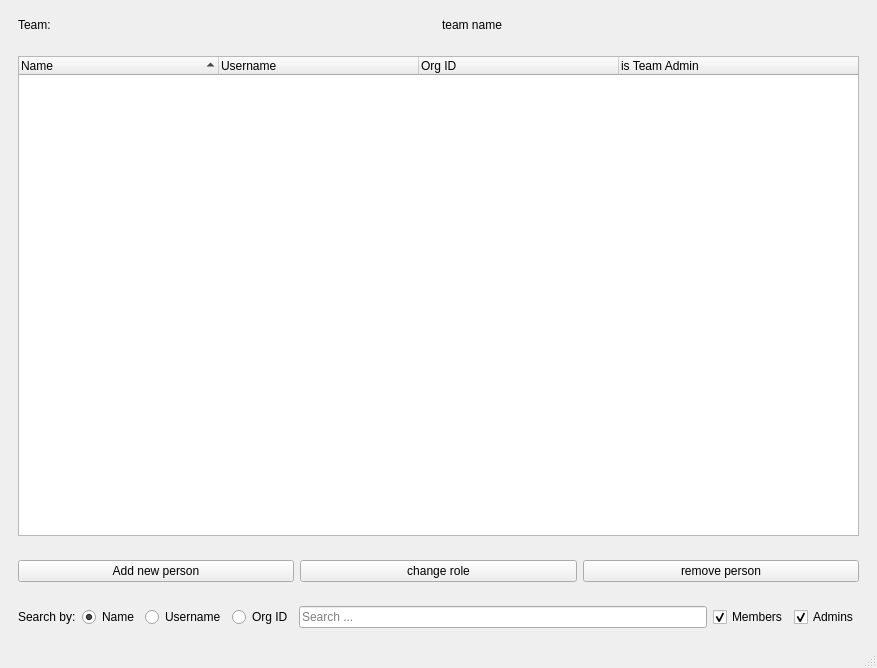
Before: the Qt Designer form ToDoListServer/teamswindow.ui in captain-moji/To_Do_List_Project, drawn with Qt 5.
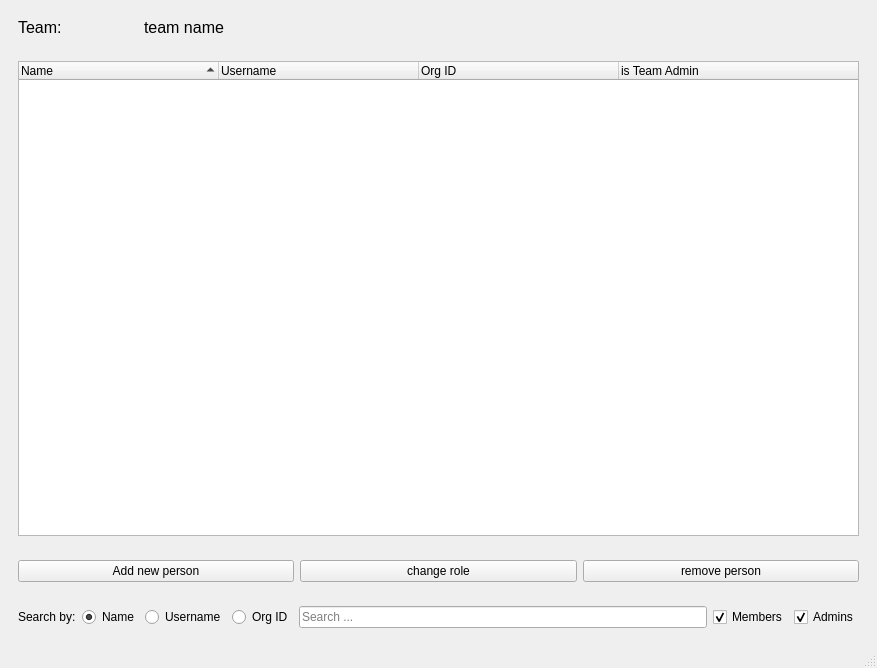
After: the same form once the commit is applied.

Diff of the .ui file:
```diff
--- a/ToDoListServer/teamswindow.ui
+++ b/ToDoListServer/teamswindow.ui
@@ -20,6 +20,17 @@
       <layout class="QHBoxLayout" name="horizontalLayout_3">
        <item>
         <widget class="QLabel" name="teams_team_label">
+         <property name="maximumSize">
+          <size>
+           <width>120</width>
+           <height>16777215</height>
+          </size>
+         </property>
+         <property name="font">
+          <font>
+           <pointsize>12</pointsize>
+          </font>
+         </property>
          <property name="text">
           <string>Team:</string>
          </property>
@@ -27,6 +38,11 @@
        </item>
        <item>
         <widget class="QLabel" name="teams_team_name_text">
+         <property name="font">
+          <font>
+           <pointsize>12</pointsize>
+          </font>
+         </property>
          <property name="text">
           <string>team name</string>
          </property>
```
